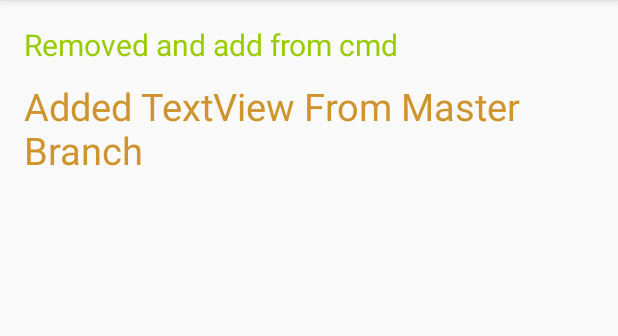
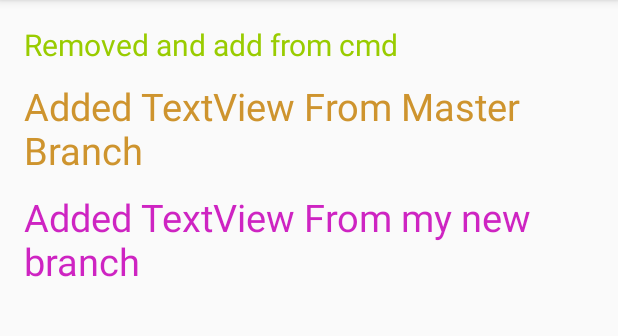
Before and after one commit to adneerav/ADGITLearn, an Android app: the screen it shows after launch (MainActivity), on a phone screen of 412 x 824 dp, the part 84-420 px from its top. Run offline under Robolectric (Android 15) with nearby library versions, the phone set to English and light mode, and no system bars.

Commit message:
New Textview in my_new_branch

```diff
--- a/app/src/main/res/layout/fragment_main.xml
+++ b/app/src/main/res/layout/fragment_main.xml
@@ -25,4 +25,15 @@
         android:layout_marginTop="10dp"
         android:layout_height="wrap_content"
         android:id="@+id/added_textview_from_master" />
+
+
+    <TextView
+        android:text="Added TextView From my new branch"
+        android:layout_width="wrap_content"
+        android:textColor="#ecca12bd"
+        android:layout_below="@+id/added_textview_from_master"
+        android:textSize="25sp"
+        android:layout_marginTop="10dp"
+        android:layout_height="wrap_content"
+        android:id="@+id/added_textview_from_new_branch" />
 </RelativeLayout>
```
